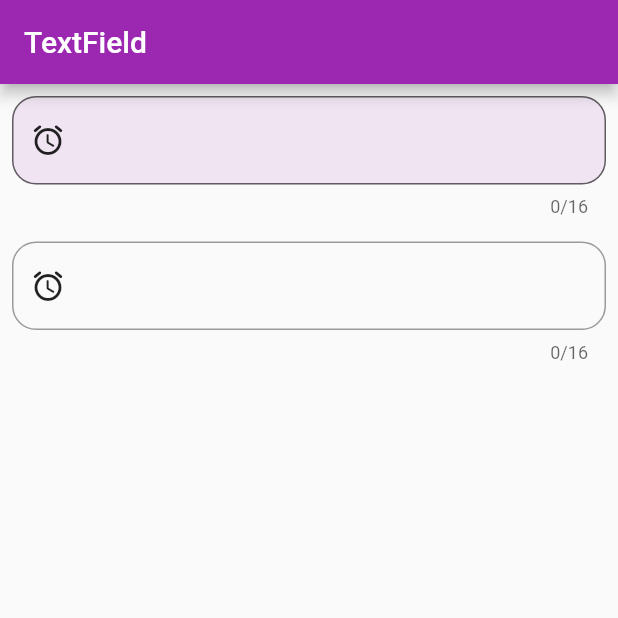
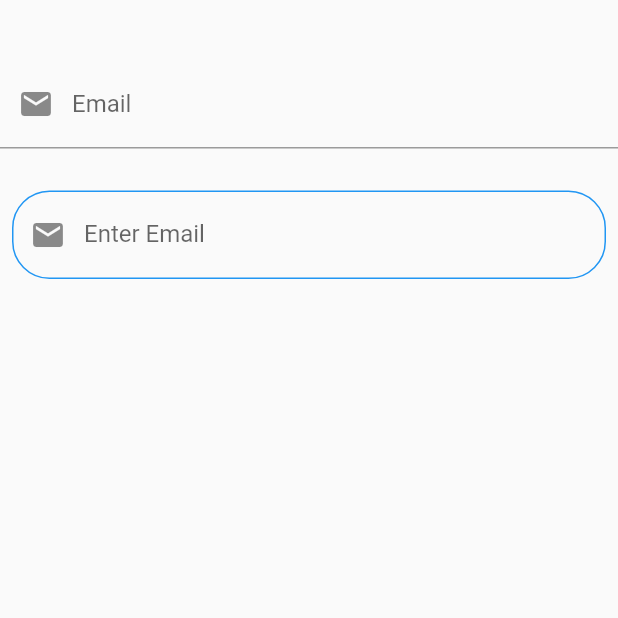
Before and after one commit to AliAltiyev/horoscope_guide, a Flutter app: the screen it shows after launch, on a phone screen of 412 x 824 dp, the top half of it. Run offline on Flutter 3.47's test engine with Material 2 defaults, Android fonts, the phone set to English and light mode, and no system bars; our stand-ins replace palette_generator.

Commit message:
Using TextFormField

```diff
--- a/lib/route/generate_route.dart
+++ b/lib/route/generate_route.dart
@@ -3,12 +3,13 @@ import 'package:horoscope_guide/heroscope_details.dart';
 import 'package:horoscope_guide/heroscope_list.dart';
 import 'package:horoscope_guide/model/heroscope_model.dart';
 import 'package:horoscope_guide/widgest/text_field.dart';
+import 'package:horoscope_guide/widgest/text_form.dart';
 
  class GenerateRoute {
   static Route<dynamic>? generateRoute(RouteSettings settings) {
     switch (settings.name) {
       case "/":
-        return MaterialPageRoute(builder: (context) => TextFieldExample());
+        return MaterialPageRoute(builder: (context) => TextFormExample());
       case "/heroScopeDetails":
         final args = settings.arguments as HeroScopeModel;
         return MaterialPageRoute(
--- /dev/null
+++ b/lib/widgest/text_form.dart
@@ -0,0 +1,89 @@
+import 'package:flutter/material.dart';
+
+class TextFormExample extends StatefulWidget {
+  const TextFormExample({Key? key}) : super(key: key);
+
+  @override
+  State<TextFormExample> createState() => _TextFormExampleState();
+}
+
+class _TextFormExampleState extends State<TextFormExample> {
+  @override
+  Widget build(BuildContext context) {
+    return Scaffold(
+      body: SingleChildScrollView(
+        child: Padding(
+          padding: const EdgeInsets.only(top: 40.0),
+          child: Column(
+            children: <Widget>[
+              Form(
+                autovalidateMode: AutovalidateMode.onUserInteraction,
+                child: TextFormField(
+                  validator: (value) {
+                    if (value!.length < 10) {
+                      return "Your password is too short";
+                    } else {
+                      return null;
+                    }
+                  },
+                  decoration: const InputDecoration(
+                      label: Text("Email"), prefixIcon: Icon(Icons.email)),
+                ),
+              ),
+              const SizedBox(
+                height: 20,
+              ),
+              Padding(
+                padding: const EdgeInsets.all(8.0),
+                child: Form(
+                  autovalidateMode: AutovalidateMode.onUserInteraction,
+                  child: TextFormField(
+                    validator: (value) {
+
+                      if (value!.length < 5) {
+                        return "Your password is too short";
+                      } else {
+                        return null;
+                      }
+                    },
+                    decoration: InputDecoration(
+                        labelText: "Enter Email",
+                        fillColor: Colors.white,
+                        focusedBorder: OutlineInputBorder(
+                          borderRadius: BorderRadius.circular(25.0),
+                          borderSide: const BorderSide(
+                            color: Colors.blue,
+                          ),
+                        ),
+                        enabledBorder: OutlineInputBorder(
+                          borderRadius: BorderRadius.circular(25.0),
+                          borderSide: const BorderSide(
+                            color: Colors.blue,
+                            width: 1.0,
+                          ),
+                        ),
+                        errorBorder: OutlineInputBorder(
+                          borderRadius: BorderRadius.circular(25.0),
+                          borderSide: BorderSide(
+                            color: Colors.red,
+                            width: 1.0,
+                          ),
+                        ),
+                        focusedErrorBorder: OutlineInputBorder(
+                          borderRadius: BorderRadius.circular(25.0),
+                          borderSide: const BorderSide(
+                            color: Colors.red,
+                            width: 1.0,
+                          ),
+                        ),
+                        prefixIcon: const Icon(Icons.email)),
+                  ),
+                ),
+              ),
+            ],
+          ),
+        ),
+      ),
+    );
+  }
+}
```
